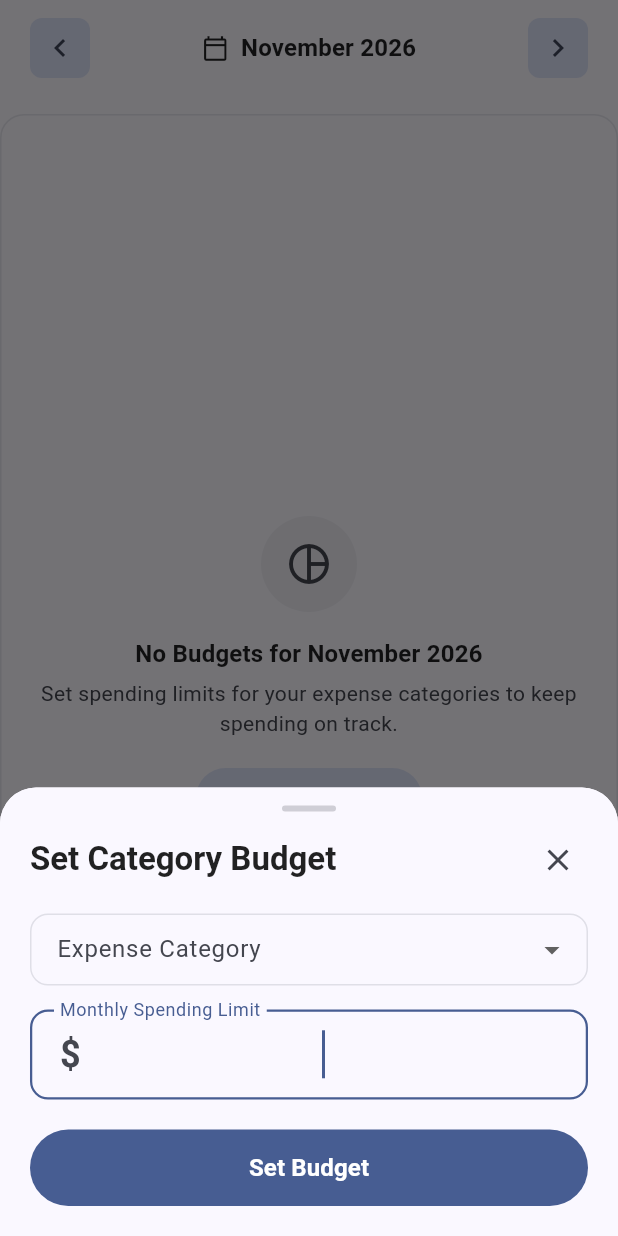
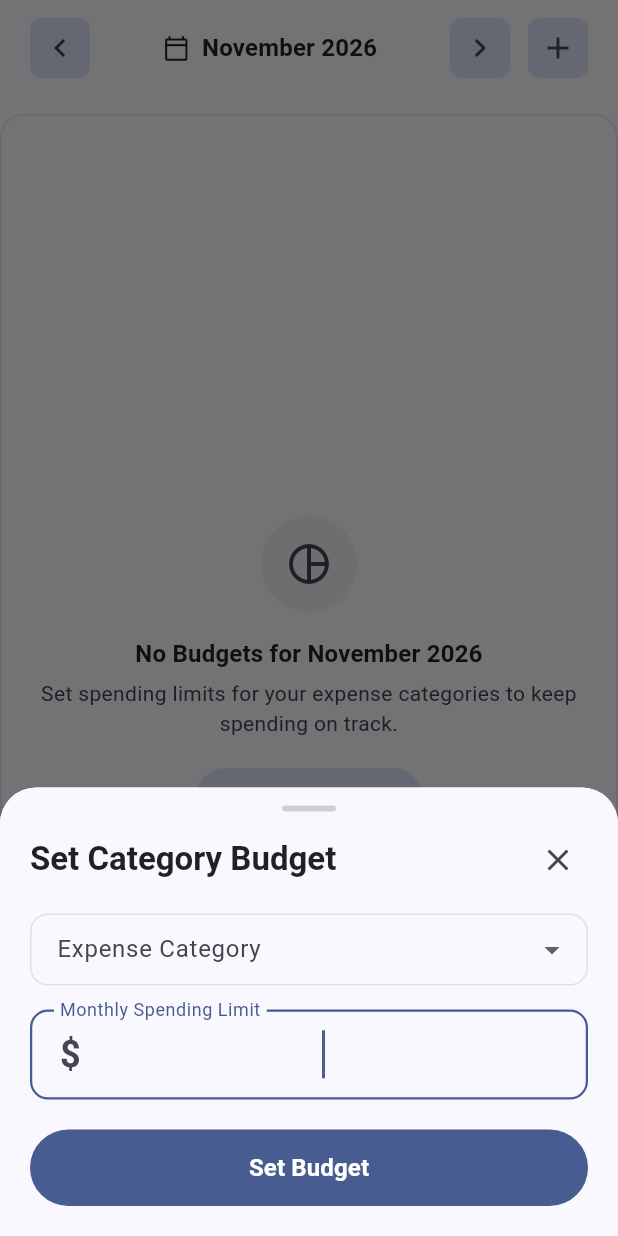
Before and after one commit to Jewzzz/my_budget_tracker, a Flutter app: the BudgetsPage widget shown alone on an empty page, opened directly, after a tap on the "add" icon, on a phone screen of 412 x 824 dp. Run offline on Flutter 3.47's test engine with Material 3 defaults, Android fonts, the phone set to English and light mode, and no system bars; our stand-ins replace drift, equatable, file_picker, fl_chart, flutter_bloc, flutter_native_splash and 3 more; accounts and stored records are empty; generated files the repository leaves out were written again.

Commit message:
feat(budgets): refactor layout and add dedicated in-page creation triggers

```diff
--- a/lib/features/budgets/presentation/pages/budgets_page.dart
+++ b/lib/features/budgets/presentation/pages/budgets_page.dart
@@ -68,10 +68,9 @@ class BudgetsPage extends StatelessWidget {
         final formattedMonth = DateFormat.yMMMM().format(monthDate);
         final existingCategoryIds = budgets.map((b) => b.category.id).toList();
 
-        return Scaffold(
-          body: Column(
+        return Column(
           children: [
-              // Calendar Month Switcher Header (< May 2026 >)
+            // Calendar Month Switcher Header (< May 2026 > +)
             Padding(
               padding: const EdgeInsets.symmetric(
                 horizontal: AppSpacing.lg,
@@ -103,6 +102,9 @@ class BudgetsPage extends StatelessWidget {
                       ),
                     ],
                   ),
+                  Row(
+                    mainAxisSize: MainAxisSize.min,
+                    children: [
                       IconButton.filledTonal(
                         icon: const Icon(Icons.chevron_right),
                         tooltip: 'Next Month',
@@ -112,6 +114,24 @@ class BudgetsPage extends StatelessWidget {
                           ),
                         ),
                         onPressed: () => context.read<BudgetsCubit>().nextMonth(),
+                      ),
+                      const SizedBox(width: AppSpacing.xs),
+                      IconButton.filledTonal(
+                        icon: const Icon(Icons.add),
+                        tooltip: 'Set Category Budget',
+                        style: IconButton.styleFrom(
+                          shape: RoundedRectangleBorder(
+                            borderRadius: AppRadius.smBorder,
+                          ),
+                        ),
+                        onPressed: () => _openSetBudgetSheet(
+                          context,
+                          year: year,
+                          month: month,
+                          existingCategoryIds: existingCategoryIds,
+                        ),
+                      ),
+                    ],
                   ),
                 ],
               ),
@@ -128,6 +148,38 @@ class BudgetsPage extends StatelessWidget {
                 ),
               ),
             const SizedBox(height: AppSpacing.md),
+
+            // Category Budgets Section Header (when budgets exist)
+            if (budgets.isNotEmpty) ...[
+              Padding(
+                padding: const EdgeInsets.symmetric(
+                  horizontal: AppSpacing.lg,
+                  vertical: AppSpacing.xs,
+                ),
+                child: Row(
+                  mainAxisAlignment: MainAxisAlignment.spaceBetween,
+                  children: [
+                    Text(
+                      'Category Budgets',
+                      style: theme.textTheme.titleSmall?.copyWith(
+                        fontWeight: FontWeight.bold,
+                        color: theme.colorScheme.onSurfaceVariant,
+                      ),
+                    ),
+                    TextButton.icon(
+                      icon: const Icon(Icons.add, size: 18),
+                      label: const Text('Add Budget'),
+                      onPressed: () => _openSetBudgetSheet(
+                        context,
+                        year: year,
+                        month: month,
+                        existingCategoryIds: existingCategoryIds,
+                      ),
+                    ),
+                  ],
+                ),
+              ),
+            ],
 
             // Category Budgets List or Empty State
             Expanded(
@@ -168,18 +220,6 @@ class BudgetsPage extends StatelessWidget {
                     ),
             ),
           ],
-          ),
-          floatingActionButton: FloatingActionButton(
-            heroTag: 'add_budget_fab',
-            tooltip: 'Set Category Budget',
-            onPressed: () => _openSetBudgetSheet(
-              context,
-              year: year,
-              month: month,
-              existingCategoryIds: existingCategoryIds,
-            ),
-            child: const Icon(Icons.add),
-          ),
         );
       },
     );
--- a/lib/features/budgets/presentation/widgets/set_budget_sheet.dart
+++ b/lib/features/budgets/presentation/widgets/set_budget_sheet.dart
@@ -131,6 +131,30 @@ class _SetBudgetSheetState extends State<SetBudgetSheet> {
                   return !widget.existingBudgetCategoryIds.contains(c.id);
                 }).toList();
 
+                if (available.isEmpty && !isEditing) {
+                  return Container(
+                    padding: const EdgeInsets.all(AppSpacing.md),
+                    decoration: BoxDecoration(
+                      color: theme.colorScheme.surfaceContainerHighest.withAlpha(120),
+                      borderRadius: BorderRadius.circular(12),
+                    ),
+                    child: Row(
+                      children: [
+                        Icon(Icons.info_outline, size: 20, color: theme.colorScheme.primary),
+                        const SizedBox(width: AppSpacing.sm),
+                        Expanded(
+                          child: Text(
+                            'All expense categories currently have an active budget for this month.',
+                            style: theme.textTheme.bodyMedium?.copyWith(
+                              color: theme.colorScheme.onSurfaceVariant,
+                            ),
+                          ),
+                        ),
+                      ],
+                    ),
+                  );
+                }
+
                 return DropdownButtonFormField<String>(
                   value: _selectedCategoryId,
                   decoration: const InputDecoration(
```
Also changed, not shown: 1 other file. Lines whose indentation alone changed are shown as unchanged.
